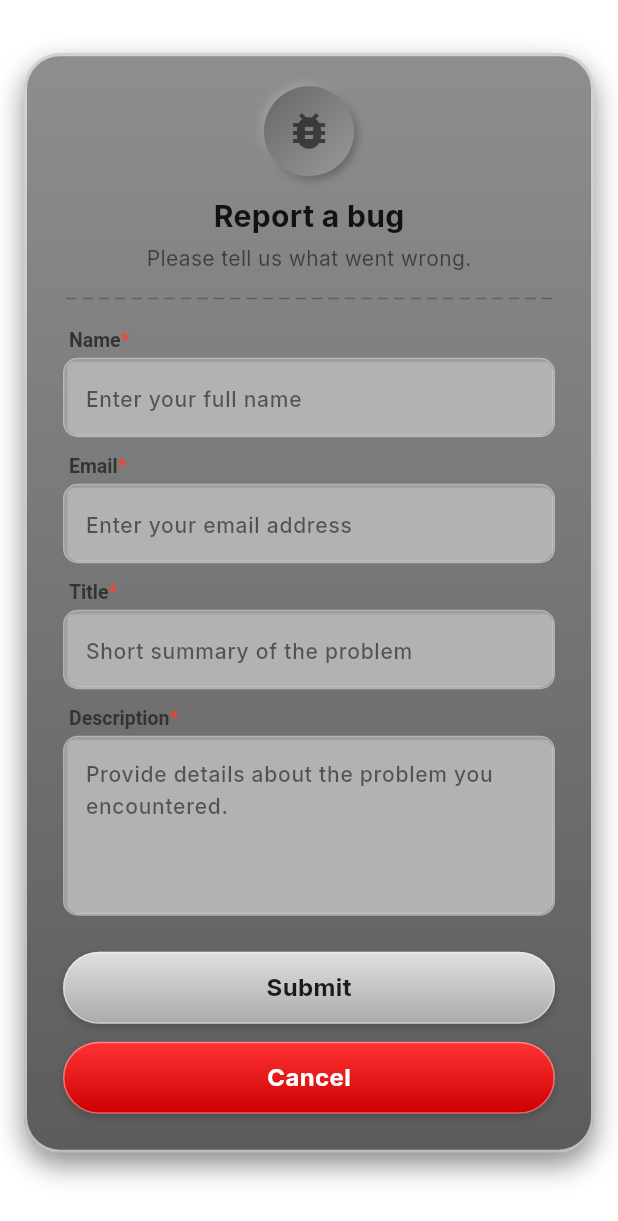
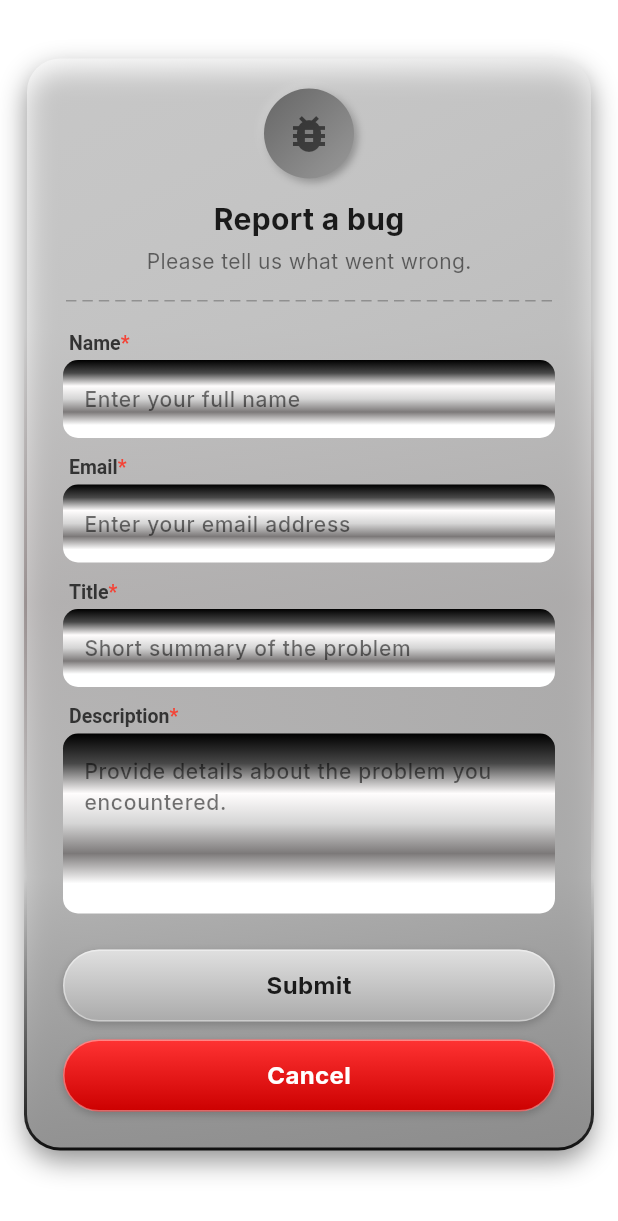
Before and after one commit to xdrlp/quiz_application, a Flutter app: the ReportBugDialog screen opened directly, on a phone screen of 412 x 824 dp. Shown: the top 1221 px of the screen. Run offline on Flutter 3.47's test engine with Material 3 defaults, Android fonts, the phone set to English and light mode, and no system bars; our stand-ins replace cloud_firestore, cloud_functions, device_info_plus, firebase_auth, firebase_core, flutter_svg and 4 more; missing offline and left inert: installed_apps, usage_stats; accounts and stored records are empty.

Commit message:
Update report_bug_dialog.dart

```diff
--- a/lib/screens/report_bug_dialog.dart
+++ b/lib/screens/report_bug_dialog.dart
@@ -151,18 +151,30 @@ class _ReportBugDialogState extends State<ReportBugDialog> {
                       constraints: const BoxConstraints(maxWidth: 400),
                       decoration: BoxDecoration(
                         gradient: const LinearGradient(
-                          begin: Alignment.topCenter,
-                          end: Alignment.bottomCenter,
+                          begin: Alignment.bottomCenter,
+                          end: Alignment.topCenter,
                           colors: [
-                            Color(0xFF8E8E8E), // Lighter metallic grey
-                            Color(0xFF5C5C5C), // Darker metallic grey
+                            Color(0xFF181818), // #181818
+                            Color(0xFFFFFFFF), // #ffffff
+                            Color(0xFFC3B8B8), // #c3b8b8
+                            Color(0xFFFFFFFF), // #ffffff
+                            Color(0xFFFFFFFF), // #ffffff
                           ],
                         ),
                         borderRadius: BorderRadius.circular(24),
-                        border: Border.all(
-                          color: Colors.white.withValues(alpha: 0.6),
-                          width: 2,
                       ),
+                      child: Container(
+                        margin: const EdgeInsets.all(2),
+                        decoration: BoxDecoration(
+                          gradient: const LinearGradient(
+                            begin: Alignment(-1, -1),
+                            end: Alignment(1, 1),
+                            colors: [
+                              Color.fromARGB(130, 255, 255, 255), // White with 49% transparency
+                              Color.fromARGB(228, 155, 155, 155), // #9b9b9b with 10.5% transparency
+                            ],
+                          ),
+                          borderRadius: BorderRadius.circular(22),
                           boxShadow: const [
                             BoxShadow(
                               color: Colors.black45,
@@ -315,6 +327,7 @@ class _ReportBugDialogState extends State<ReportBugDialog> {
                     ),
                   ),
                 ),
+              ),
             ],
           ),
         ),
@@ -354,23 +367,26 @@ class _ReportBugDialogState extends State<ReportBugDialog> {
     return Container(
       height: height,
       decoration: BoxDecoration(
-        color: const Color(0xFFB0B0B0).withValues(alpha: 0.5),
+        gradient: const LinearGradient(
+          begin: Alignment.topCenter,
+          end: Alignment.bottomCenter,
+          colors: [
+            Color(0xFF000000), // #000000
+            Color(0xFF484848), // #484848
+            Color(0xFFFFFDFD), // #fffdfd
+            Color(0xFFD5D5D5), // #d5d5d5
+            Color(0xFF7C7979), // #7c7979
+            Color(0xFFFFFFFF), // #ffffff
+            Color(0xFFFFFFFF), // #ffffff
+          ],
+        ),
         borderRadius: BorderRadius.circular(10),
-        border: Border.all(color: Colors.white.withValues(alpha: 0.3), width: 1),
-        boxShadow: const [],
       ),
-      child: ClipRRect(
-        borderRadius: BorderRadius.circular(10),
+      padding: const EdgeInsets.all(2),
       child: Container(
-           // Simulating inner shadow with a gradient or specific color
         decoration: BoxDecoration(
-             color: const Color.fromARGB(255, 178, 178, 178), // Inner input color
-             border: Border(
-                top: BorderSide(color: Colors.black.withValues(alpha: 0.1), width: 2),
-                left: BorderSide(color: Colors.black.withValues(alpha: 0.1), width: 2),
-                bottom: BorderSide(color: Colors.white.withValues(alpha: 0.2), width: 1),
-                right: BorderSide(color: Colors.white.withValues(alpha: 0.2), width: 1),
-             ),
+          color: Colors.transparent,
+          borderRadius: BorderRadius.circular(8),
         ),
         child: TextField(
           controller: controller,
@@ -380,13 +396,13 @@ class _ReportBugDialogState extends State<ReportBugDialog> {
           style: const TextStyle(color: Colors.black87, fontSize: 14),
           decoration: InputDecoration(
             border: InputBorder.none,
+            filled: false,
             contentPadding: const EdgeInsets.symmetric(horizontal: 12, vertical: 12),
             hintText: hint,
             hintStyle: const TextStyle(
               fontSize: 14,
               fontWeight: FontWeight.w500,
               color: Color(0x8A000000),
-              ),
             ),
           ),
         ),
```
Lines whose indentation alone changed are shown as unchanged.
